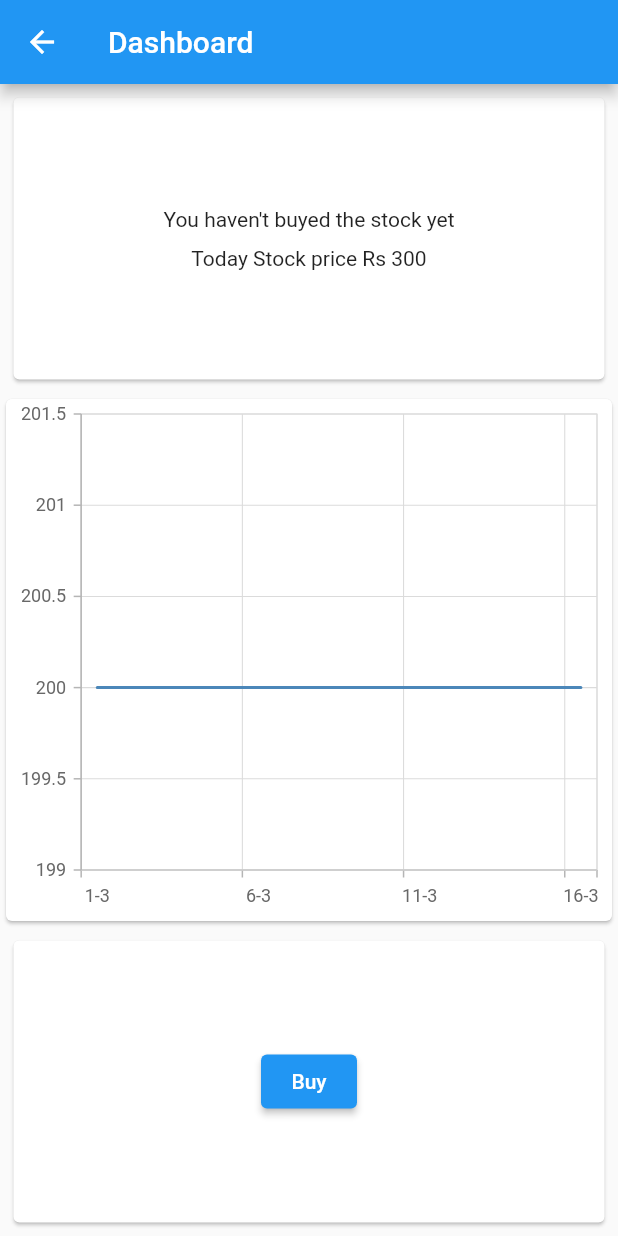
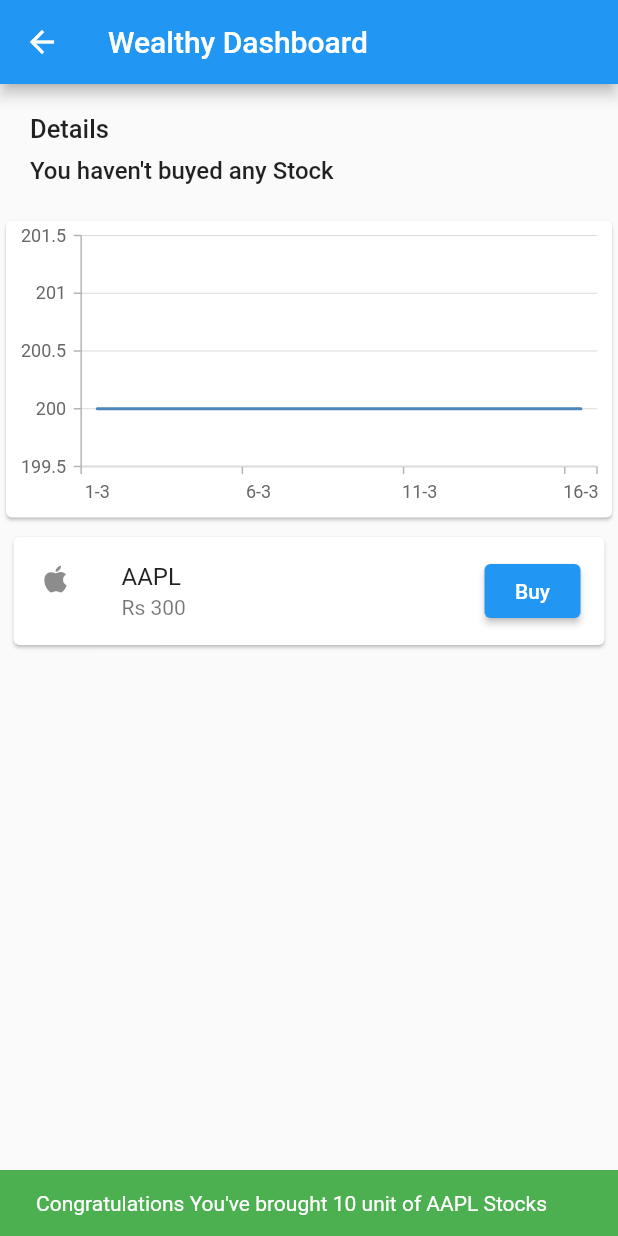
Before and after one commit to akshayindia/Weathy, a Flutter app: the Chart screen opened directly, after a tap on "Buy", on a phone screen of 412 x 824 dp. Run offline on Flutter 3.47's test engine with Material 2 defaults, Android fonts, the phone set to English and light mode, and no system bars; our stand-ins replace syncfusion_flutter_charts, table_calendar; network calls fail.

Commit message:
UI improvement final submission

```diff
--- a/lib/pages/Calender.dart
+++ b/lib/pages/Calender.dart
@@ -103,7 +103,7 @@ print (_listEvent[day]);
   Widget build(BuildContext context) {
     return Scaffold(
       appBar: AppBar(
-        title: Text('TableCalendar - Events'),
+        title: Text('Stock Listing Calender'),
       ),
       body: Column(
         children: [
@@ -179,7 +179,8 @@ print (_listEvent[day]);
 
                         },),
                         // onTap: () => print('${value[index]}'),
-                        title: Text('Rs ' +'${value[index-1]}'),
+                        title: Text('AAPL'),
+                        subtitle: Text('Rs ' +'${value[index-1]}'),
                       ),
                     );}
                     else {
--- a/lib/pages/Dashboard.dart
+++ b/lib/pages/Dashboard.dart
@@ -4,6 +4,8 @@ import 'package:provider/provider.dart';
 import 'package:syncfusion_flutter_charts/charts.dart';
 import 'package:table_calendar_example/Provider/AirTableBuySell.dart';
 import 'package:table_calendar_example/utils.dart';
+import 'package:table_calendar_example/utils/customdividerview.dart';
+import 'package:table_calendar_example/utils/uihelper.dart';
 
 import '../Provider/AirTableApi.dart';
 
@@ -43,7 +45,7 @@ class _ChartState extends State<Chart> {
     int e = _listEvent[d] == null ? 300 : int.parse(_listEvent[d]!.first.title);
 
     return Scaffold(
-        appBar: AppBar(title: Text('Dashboard')),
+        appBar: AppBar(title: Text('Wealthy Dashboard')),
         body: Center(
             child: Column(
           children: [
@@ -55,7 +57,7 @@ class _ChartState extends State<Chart> {
   }
 }
 
-class CallToActionWidget extends StatefulWidget {
+class CallToActionWidget extends StatelessWidget {
   const CallToActionWidget({
     Key? key,
     required this.c,
@@ -66,53 +68,66 @@ class CallToActionWidget extends StatefulWidget {
   final int e;
 
   @override
-  State<CallToActionWidget> createState() => _CallToActionWidgetState();
-}
+  Widget build(BuildContext context) {
+    print(3253245);
+    print(c);
+    return Expanded(
 
-class _CallToActionWidgetState extends State<CallToActionWidget> {
-  bool _isLoading = false;
-  @override
-  Widget build(BuildContext context) {
-  List d = Provider.of<AirTableBuySell>(context).iteams;
+      child: Column(
+        children: [
+          Padding(
+              padding: EdgeInsets.all(5),
+              child:  (c.isEmpty) ?
+                Card(
+                  child: ListTile( leading: Icon(Icons.apple_outlined),
+                              // tileColor: Colors.grey.shade300,
+                  trailing:
+                   ElevatedButton(child: Text('Buy'), onPressed: (){
+                    Provider.of<AirTableBuySell>(context, listen:  false).createrecord(e);
+                ScaffoldMessenger.of(context).showSnackBar(SnackBar(
+                            content: Text(
+                              'Congratulations You\'ve brought 10 unit of AAPL Stocks',
+                            ),
+                            backgroundColor: Colors.green,
+                            duration: const Duration(seconds: 5),
+                          ));
+                   },),
+                   title: Text('AAPL'),
+                   subtitle: Text('Rs $e'),
 
-    print(3253245);
-    print(widget.c);
-    return SizedBox(
-      height: MediaQuery.of(context).size.height / 4,
-      width: MediaQuery.of(context).size.width,
-      child: Padding(
-          padding: EdgeInsets.all(5),
-          child: Card(
-            child: _isLoading?CircularProgressIndicator():Row(
-              mainAxisAlignment: MainAxisAlignment.spaceEvenly,
-              children: [
-                if (d.isEmpty)
-                  ElevatedButton(onPressed: () {
-                    Provider.of<AirTableBuySell>(context, listen:  false).createrecord(widget.e);
-                  }, child: Text('Buy'))
-                else if (d.length == 1)
-                  ElevatedButton(onPressed: () {
-                    Provider.of<AirTableBuySell>(context, listen:  false).createrecord(widget.e);
+                   ),
+                )
+              :(c.length == 1)?
+              Card(
+                  child: ListTile( leading: Icon(Icons.apple_outlined,),
+                              // tileColor: Colors.grey.shade300,
+                  trailing:
+                   ElevatedButton(child: Text('Sell'), onPressed: (){
+                                      Provider.of<AirTableBuySell>(context, listen:  false).createrecord(e);
 
-                  }, child: Text('Sell'))
-                  else
-                  ElevatedButton(onPressed: () {
-                         setState((){
-_isLoading = true;
-                      });
-                    Provider.of<AirTableBuySell>(context, listen:  false).reset().whenComplete(() {
-                      setState((){
-_isLoading = false;
-                      });
-                    });
+                ScaffoldMessenger.of(context).showSnackBar(SnackBar(
+                            content: Text(
+                              'Congratulations You\'ve sold 10 unit of AAPL Stocks',
+                            ),
+                            backgroundColor: Colors.green,
+                            duration: const Duration(seconds: 5),
+                          ));
+                   },),
+                   title: Text('AAPL'),
+                   subtitle: Text('Rs $e'),
 
-                  }, child: Text('Reset'))
+                   ),
+                )
 
+                :
+                ElevatedButton(onPressed: () {
+                  Provider.of<AirTableBuySell>(context, listen:  false).reset().whenComplete(() {
+                  });
 
+                }, child: Text('Reset'))),
 
-              ],
-            )
-          )),
+        ],
+      ),
     );
   }
 }
@@ -127,11 +142,24 @@ class StockGraph extends StatelessWidget {
 
   @override
   Widget build(BuildContext context) {
-    return Expanded(
+    return SizedBox(
+      height: MediaQuery.of(context).size.height/4,
       child: Card(
           child: SfCartesianChart(
+                plotAreaBorderWidth: 0,
+            // plotAreaBackgroundColor: Colors.green,
+            // borderColor: Colors.green,
+            plotAreaBorderColor: Colors.green,
               // Initialize category axis
-              primaryXAxis: CategoryAxis(),
+              primaryXAxis: CategoryAxis(
+            majorGridLines: const MajorGridLines(width: 0),
+            borderColor: Colors.green
+              ),
+            //    primaryYAxis: CategoryAxis(
+            // majorGridLines: const MajorGridLines(width: 1),
+            // borderColor: Colors.green
+            //   ),
+                // title: ChartTitle(text: 'AAPL - 2022'),
               series: <LineSeries<SalesData, String>>[
             LineSeries<SalesData, String>(
                 // Bind data source
@@ -153,38 +181,128 @@ class UserUpdate extends StatelessWidget {
 
   final List c;
   final int e;
+    @override
+  Widget build(BuildContext context) {
+final textStyle =
+        Theme.of(context).textTheme.bodyText1!.copyWith(fontSize: 16.0);
 
-  @override
-  Widget build(BuildContext context) {
-    return SizedBox(
-      height: MediaQuery.of(context).size.height / 4,
-      width: MediaQuery.of(context).size.width,
-      child: Padding(
-          padding: EdgeInsets.all(5),
-          child: Card(
-            child: Center(
-                child: Column(
-                  mainAxisAlignment: MainAxisAlignment.center,
-              children: [
-                Text((c.isEmpty
-                    ? 'You haven\'t buyed the stock yet'
-                    : 'Stock Buyed Date - ' +
-                        c.first.first.toString().substring(0, 10) +
-                        '\n' +
-                        'Amount Rs ' +
-                        c.first[1].toString())),
-                SizedBox(height: 10,),
-                Text('Today Stock price Rs ' + '$e'),
-                if (c.isNotEmpty)
-                  Text(('Profit/Loss ' +
-                      (e * 10 - c.first[1]).toString() +
-                      ' Rs'))
+    return Container(
+      padding: const EdgeInsets.all(20.0),
+      child: (c.isEmpty)? Column(
+        crossAxisAlignment: CrossAxisAlignment.start,
+        children: <Widget>[
+          Text(
+            'Details',
+            style:
+                Theme.of(context).textTheme.headline6!.copyWith(fontSize: 17.0),
+          ),
+          UIHelper.verticalSpaceSmall(),
+          Row(
+            mainAxisAlignment: MainAxisAlignment.spaceBetween,
+            children: <Widget>[
+              Text('You haven\'t buyed any Stock', style: textStyle),])]):
+
+      Column(
+        crossAxisAlignment: CrossAxisAlignment.start,
+        children: <Widget>[
+          Text(
+            'Details',
+            style:
+                Theme.of(context).textTheme.headline6!.copyWith(fontSize: 17.0),
+          ),
+          UIHelper.verticalSpaceSmall(),
+          Row(
+            mainAxisAlignment: MainAxisAlignment.spaceBetween,
+            children: <Widget>[
+              Text('Purchase Date', style: textStyle),
+              Text(c.first.first.toString().substring(0, 10), style: textStyle),
+            ],
+          ),
+           UIHelper.verticalSpaceSmall(),
+          Row(
+            mainAxisAlignment: MainAxisAlignment.spaceBetween,
+            children: <Widget>[
+              Text('Stock Price', style: textStyle),
+              Text( (c.first[1]/10).toString(), style: textStyle),
+            ],
+          ),
+          UIHelper.verticalSpaceSmall(),
+          Row(
+            mainAxisAlignment: MainAxisAlignment.spaceBetween,
+            children: <Widget>[
+              Text('Quantity', style: textStyle),
+              Text('10', style: textStyle),
+            ],
+          ),
+
+          UIHelper.verticalSpaceLarge(),
+          _buildDivider(),
+          Container(
+            alignment: Alignment.center,
+            height: 60.0,
+            child: Row(
+              children: <Widget>[
+                Text('Purchased Amount', style: textStyle),
+                UIHelper.horizontalSpaceSmall(),
+                const Icon(Icons.info_outline, size: 14.0),
+                const Spacer(),
+                Text('Rs ' +  c.first[1].toString(), style: textStyle),
               ],
-            )),
-          )),
+            ),
+          ),
+          _buildDivider(),
+          Container(
+            alignment: Alignment.center,
+            height: 60.0,
+            child: Row(
+              children: <Widget>[
+                Text('Net P/L for Today', style: Theme.of(context).textTheme.subtitle2),
+                const Spacer(),
+                Text('Rs ' +  (e * 10 - c.first[1]).toString(), style: textStyle),
+              ],
+            ),
+          ),
+        ],
+      ),
     );
   }
+
+  CustomDividerView _buildDivider() => CustomDividerView(
+        dividerHeight: 1.0,
+        color: Colors.grey[400],
+      );
 }
+//   @override
+//   Widget build(BuildContext context) {
+//     return SizedBox(
+//       height: MediaQuery.of(context).size.height / 4,
+//       width: MediaQuery.of(context).size.width,
+//       child: Padding(
+//           padding: EdgeInsets.all(5),
+//           child: Card(
+//             child: Center(
+//                 child: Column(
+//                   mainAxisAlignment: MainAxisAlignment.center,
+//               children: [
+//                 Text((c.isEmpty
+//                     ? 'You haven\'t buyed the stock yet'
+//                     : 'Stock Buyed Date - ' +
+//                         c.first.first.toString().substring(0, 10) +
+//                         '\n' +
+//                         'Amount Rs ' +
+//                         c.first[1].toString())),
+//                 SizedBox(height: 10,),
+//                 Text('Today Stock price Rs ' + '$e'),
+//                 if (c.isNotEmpty)
+//                   Text(('Profit/Loss ' +
+//                       (e * 10 - c.first[1]).toString() +
+//                       ' Rs'))
+//               ],
+//             )),
+//           )),
+//     );
+//   }
+// }
 
 class SalesData {
   SalesData(this.year, this.sales);
--- /dev/null
+++ b/lib/utils/customdividerview.dart
@@ -0,0 +1,22 @@
+import 'package:flutter/material.dart';
+
+class CustomDividerView extends StatelessWidget {
+  final double dividerHeight;
+  final Color? color;
+
+  const CustomDividerView({
+    Key? key,
+    this.dividerHeight = 10.0,
+    this.color,
+  })  : assert(dividerHeight != 0.0),
+        super(key: key);
+
+  @override
+  Widget build(BuildContext context) {
+    return Container(
+      height: dividerHeight,
+      width: double.infinity,
+      color: color ?? Colors.grey[200],
+    );
+  }
+}
--- /dev/null
+++ b/lib/utils/uihelper.dart
@@ -0,0 +1,38 @@
+import 'package:flutter/material.dart';
+
+class UIHelper {
+  static const double _verticalSpaceExtraSmall = 4.0;
+  static const double _verticalSpaceSmall = 8.0;
+  static const double _verticalSpaceMedium = 16.0;
+  static const double _verticalSpaceLarge = 24.0;
+  static const double _verticalSpaceExtraLarge = 48;
+
+  static const double _horizontalSpaceExtraSmall = 4;
+  static const double _horizontalSpaceSmall = 8.0;
+  static const double _horizontalSpaceMedium = 16.0;
+  static const double _horizontalSpaceLarge = 24.0;
+  static const double _horizontalSpaceExtraLarge = 48.0;
+
+  static SizedBox verticalSpaceExtraSmall() =>
+      verticalSpace(_verticalSpaceExtraSmall);
+  static SizedBox verticalSpaceSmall() => verticalSpace(_verticalSpaceSmall);
+  static SizedBox verticalSpaceMedium() => verticalSpace(_verticalSpaceMedium);
+  static SizedBox verticalSpaceLarge() => verticalSpace(_verticalSpaceLarge);
+  static SizedBox verticalSpaceExtraLarge() =>
+      verticalSpace(_verticalSpaceExtraLarge);
+
+  static SizedBox verticalSpace(double height) => SizedBox(height: height);
+
+  static SizedBox horizontalSpaceExtraSmall() =>
+      horizontalSpace(_horizontalSpaceExtraSmall);
+  static SizedBox horizontalSpaceSmall() =>
+      horizontalSpace(_horizontalSpaceSmall);
+  static SizedBox horizontalSpaceMedium() =>
+      horizontalSpace(_horizontalSpaceMedium);
+  static SizedBox horizontalSpaceLarge() =>
+      horizontalSpace(_horizontalSpaceLarge);
+  static SizedBox horizontalSpaceExtraLarge() =>
+      horizontalSpace(_horizontalSpaceExtraLarge);
+
+  static SizedBox horizontalSpace(double width) => SizedBox(width: width);
+}
```
